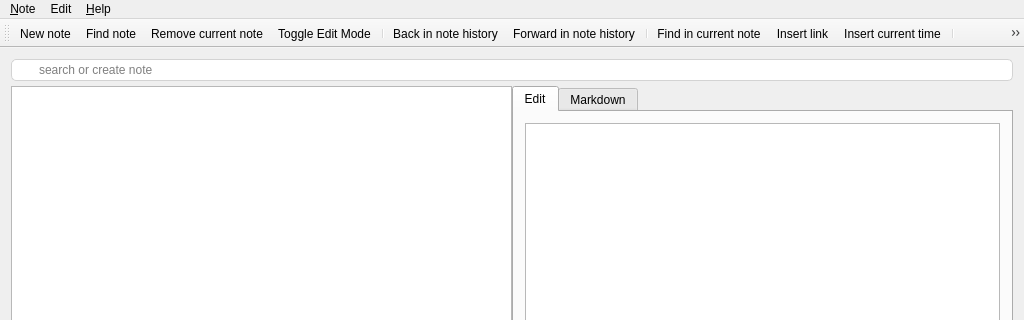
Old version of the form src/mainwindow.ui in the repository pbek/QOwnNotes; both pictures show x 0 to 1024 and y 0 to 320 of the 1024 by 768 pixel window.
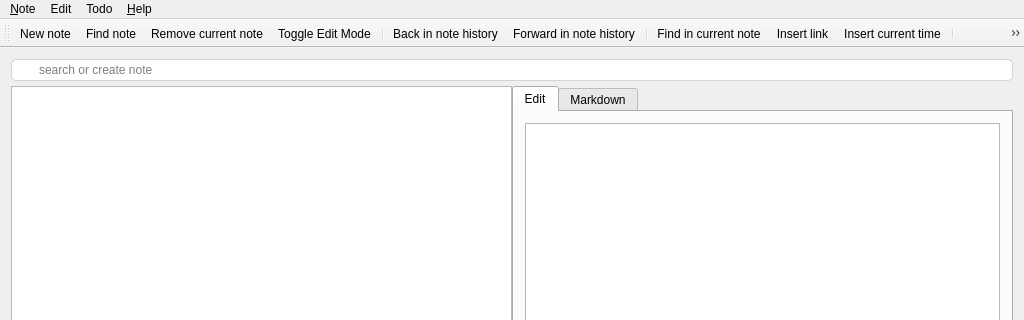
New version of the form. Icons and pictures are not drawn.

Commit message: added the todo dialog

Diff of the .ui file:
```diff
--- a/src/mainwindow.ui
+++ b/src/mainwindow.ui
@@ -328,8 +328,15 @@
     <addaction name="separator"/>
     <addaction name="actionSelect_all_notes"/>
    </widget>
+   <widget class="QMenu" name="menuTodo">
+    <property name="title">
+     <string>Todo</string>
+    </property>
+    <addaction name="actionOpen_List"/>
+   </widget>
    <addaction name="menuQOwnNotes"/>
    <addaction name="menuEdit"/>
+   <addaction name="menuTodo"/>
    <addaction name="menu_Help"/>
   </widget>
   <widget class="QToolBar" name="mainToolBar">
```
Left out of the diff: 7 changed lines with no effect on the pictures. The commit also changes 6 other files.
